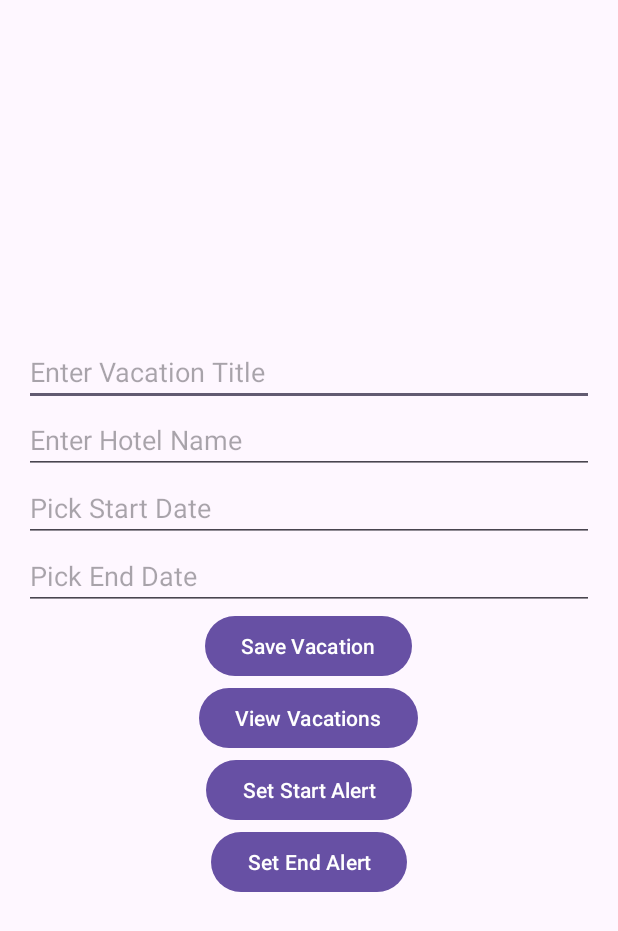
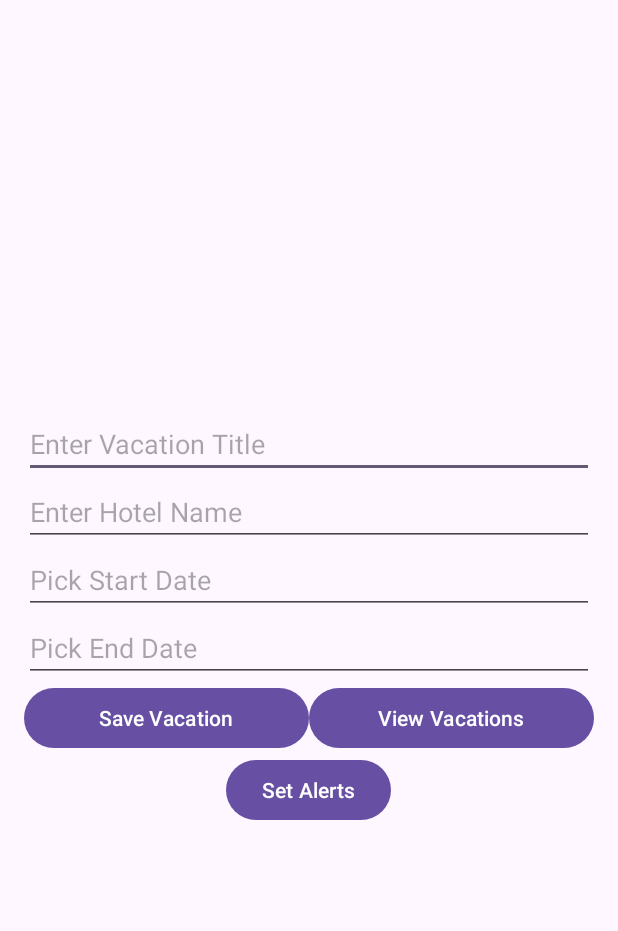
Before and after one commit to Reece-Nunez/Android_Vacation_Tracker, an Android app: the screen it shows after launch (AddVacationActivity), on a phone screen of 412 x 824 dp. Shown: the top 931 px of the screen. Run offline under Robolectric (Android 15) with nearby library versions, the phone set to English and light mode, and no system bars.

Commit message:
lost my vacation details page for a bit, but figured out i deleted my click listener for the button. also finished up part e of step 3 used the adb command to legitimize the setting of alerts.

```diff
--- a/app/src/main/res/layout/activity_add_vacation.xml
+++ b/app/src/main/res/layout/activity_add_vacation.xml
@@ -34,41 +34,46 @@
             android:id="@+id/editTextStartDate"
             android:layout_width="match_parent"
             android:layout_height="wrap_content"
-            android:hint="Pick Start Date"/>
+            android:hint="Pick Start Date"
+            android:focusable="false"/>
 
         <EditText
             android:id="@+id/editTextEndDate"
             android:layout_width="match_parent"
             android:layout_height="wrap_content"
-            android:hint="Pick End Date"/>
+            android:hint="Pick End Date"
+            android:focusable="false"/>
+
+        <LinearLayout
+            android:layout_width="match_parent"
+            android:layout_height="wrap_content"
+            android:orientation="horizontal"
+            android:gravity="center_horizontal">
 
             <Button
                 android:id="@+id/buttonSaveVacation"
-            android:layout_width="wrap_content"
+                android:layout_width="0dp"
                 android:layout_height="wrap_content"
-            android:layout_gravity="center_horizontal"
+                android:layout_weight="1"
                 android:text="Save Vacation"/>
 
             <Button
                 android:id="@+id/buttonViewVacations"
+                android:layout_width="0dp"
+                android:layout_height="wrap_content"
+                android:layout_weight="1"
+                android:text="View Vacations"/>
+
+        </LinearLayout>
+
+
+        <Button
+            android:id="@+id/buttonSetAlert"
             android:layout_width="wrap_content"
             android:layout_height="wrap_content"
             android:layout_gravity="center_horizontal"
-            android:text="View Vacations"/>
+            android:text="Set Alerts"/>
 
-        <Button
-            android:id="@+id/buttonSetStartAlert"
-            android:layout_width="wrap_content"
-            android:layout_height="wrap_content"
-            android:layout_gravity="center_horizontal"
-            android:text="Set Start Alert"/>
-
-        <Button
-            android:id="@+id/buttonSetEndAlert"
-            android:layout_width="wrap_content"
-            android:layout_height="wrap_content"
-            android:layout_gravity="center_horizontal"
-            android:text="Set End Alert"/>
 
     </LinearLayout>
 
```
Also changed, not shown: app/src/main/AndroidManifest.xml (+12 -3 lines), app/src/main/java/com/example/myapplication/Adapter/VacationAdapter.java (+7 -7 lines), app/src/main/java/com/example/myapplication/AddVacationActivity.java (+68 -20 lines), app/src/main/java/com/example/myapplication/Broadcasts/AlertReceiver.java (+28 -29 lines), app/src/main/java/com/example/myapplication/VacationDetailActivity.java (+6 -3 lines). Lines whose indentation alone changed are shown as unchanged.
